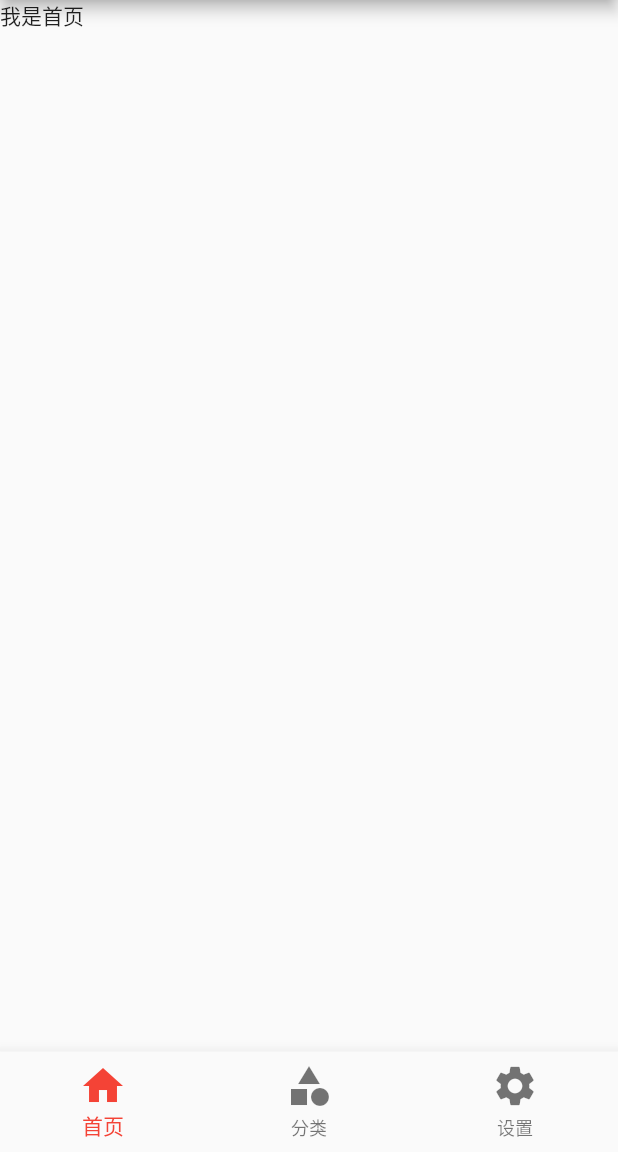
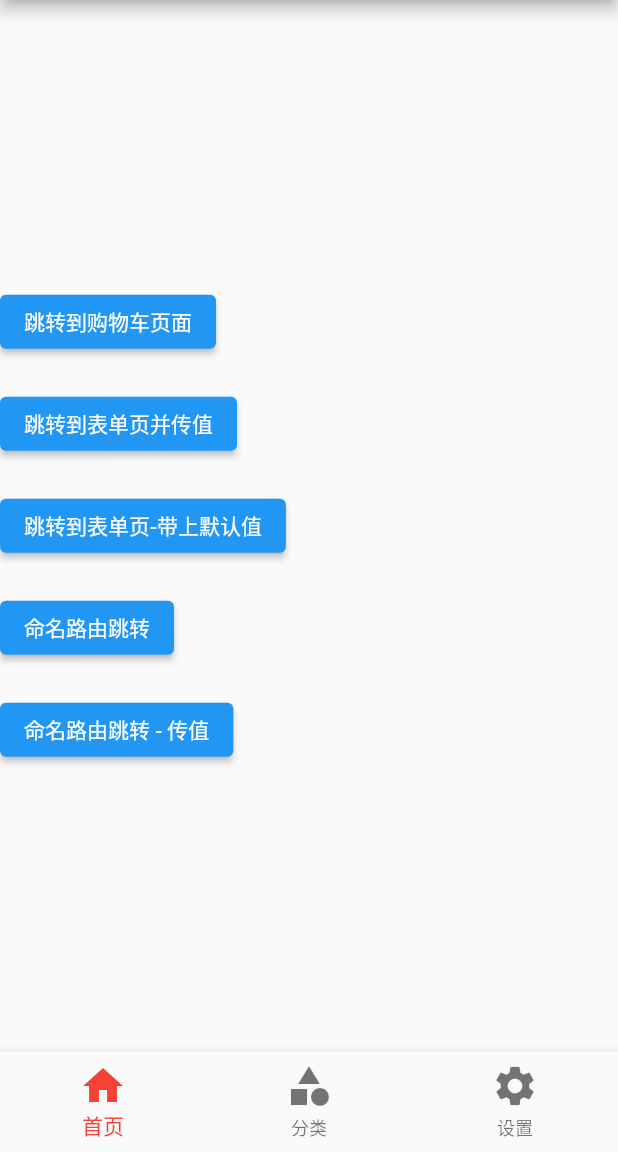
Before and after one commit to gotha331/flutter_learn, a Flutter app: the Tabs screen opened directly, on a phone screen of 412 x 824 dp, the part 84-1236 px from its top. Run offline on Flutter 3.47's test engine with Material 2 defaults, Android fonts, the phone set to English and light mode, and no system bars.

```diff
--- /dev/null
+++ b/lib/main27_Navigator-push-pop-pushNamed.dart
@@ -0,0 +1,17 @@
+import "package:flutter/material.dart";
+import "pages/Tabs.dart";
+import "routes/Routes.dart";
+
+void main() => runApp(MyApp());
+
+class MyApp extends StatelessWidget {
+  MyApp({Key? key}) : super(key: key);
+
+  @override
+  Widget build(BuildContext context) {
+    return MaterialApp(
+      home: Tabs(),
+      routes: routes,
+    );
+  }
+}
--- /dev/null
+++ b/lib/pages/Cart.dart
@@ -0,0 +1,14 @@
+import "package:flutter/material.dart";
+
+class CartPage extends StatelessWidget {
+  @override
+  Widget build(BuildContext context) {
+
+    return Scaffold(
+      appBar: AppBar(
+        title: Text("购物车"),
+      ),
+      body: Text("购物车页面"),
+    );
+  }
+}
--- /dev/null
+++ b/lib/pages/Form.dart
@@ -0,0 +1,39 @@
+import "package:flutter/material.dart";
+
+class FormPage extends StatelessWidget {
+  String title;
+  FormPage({Key? key, this.title = "我是默认值"}) : super(key: key);
+
+  @override
+  Widget build(BuildContext context) {
+    return Scaffold(
+        floatingActionButton: FloatingActionButton(
+          child: Text("返回"),
+          onPressed: () {
+            Navigator.pop(context);
+          },
+        ),
+        appBar: AppBar(
+          title: Text(title),
+        ),
+        body: ListView(
+          children: const [
+            ListTile(
+              title: Text("我是表单页面"),
+            ),
+            ListTile(
+              title: Text("我是表单页面"),
+            ),
+            ListTile(
+              title: Text("我是表单页面"),
+            ),
+            ListTile(
+              title: Text("我是表单页面"),
+            ),
+            ListTile(
+              title: Text("我是表单页面"),
+            ),
+          ],
+        ));
+  }
+}
--- /dev/null
+++ b/lib/pages/Search.dart
@@ -0,0 +1,23 @@
+import "package:flutter/material.dart";
+
+class SearchPage extends StatelessWidget {
+  @override
+  Widget build(BuildContext context) {
+    // 接收路由页面传过来的值
+    final args = ModalRoute.of(context)!.settings.arguments as SearchArguments;
+
+    return Scaffold(
+      appBar: AppBar(
+        title: Text("搜索页面"),
+      ),
+      body: Text("搜索页面内容区域${args.id} - ${args.name}"),
+    );
+  }
+}
+
+class SearchArguments {
+  final int id;
+  final String name;
+
+  SearchArguments({this.id = 0, this.name = ""});
+}
--- a/lib/pages/tabs/Home.dart
+++ b/lib/pages/tabs/Home.dart
@@ -1,4 +1,7 @@
 import "package:flutter/material.dart";
+import "../Search.dart";
+import "../Form.dart";
+import "../Cart.dart";
 
 class Homepage extends StatefulWidget {
   const Homepage({Key? key}) : super(key: key);
@@ -10,8 +13,60 @@ class Homepage extends StatefulWidget {
 class _HomepageState extends State<Homepage> {
   @override
   Widget build(BuildContext context) {
-    return Container(
-      child: Text("我是首页"),
+    return Column(
+      crossAxisAlignment: CrossAxisAlignment.start,
+      mainAxisAlignment: MainAxisAlignment.center,
+      children: [
+        ElevatedButton(
+          child: Text("跳转到购物车页面"),
+          onPressed: () {
+            Navigator.push(
+              context,
+              MaterialPageRoute(
+                builder: (context) => CartPage(),
+              ),
+            );
+          },
+        ),
+        SizedBox(height: 20),
+        ElevatedButton(
+          child: Text("跳转到表单页并传值"),
+          onPressed: () {
+            Navigator.of(context).push(
+              MaterialPageRoute(
+                builder: (context) => FormPage(title: "我是传过来的值"),
+              ),
+            );
+          },
+        ),
+        SizedBox(height: 20),
+        ElevatedButton(
+          child: Text("跳转到表单页-带上默认值"),
+          onPressed: () {
+            Navigator.of(context).push(
+              MaterialPageRoute(
+                builder: (context) => FormPage(),
+              ),
+            );
+          },
+        ),
+        SizedBox(height: 20),
+        ElevatedButton(
+          child: Text("命名路由跳转"),
+          onPressed: () {
+            Navigator.pushNamed(context, '/search',
+                arguments: SearchArguments());
+          },
+        ),
+        SizedBox(height: 20),
+        ElevatedButton(
+          child: Text("命名路由跳转 - 传值"),
+          onPressed: () {
+            Navigator.pushNamed(context, '/search',
+                arguments: SearchArguments(id: 123, name: "暴富"));
+          },
+        ),
+      ],
     );
   }
 }
--- /dev/null
+++ b/lib/routes/Routes.dart
@@ -0,0 +1,9 @@
+import "../pages/Form.dart";
+import "../pages/Search.dart";
+import "../pages/Cart.dart";
+
+final routes = {
+  '/cart':(context) => CartPage(),
+  '/form': (context) => FormPage(),
+  '/search': (context) => SearchPage(),
+};
```
